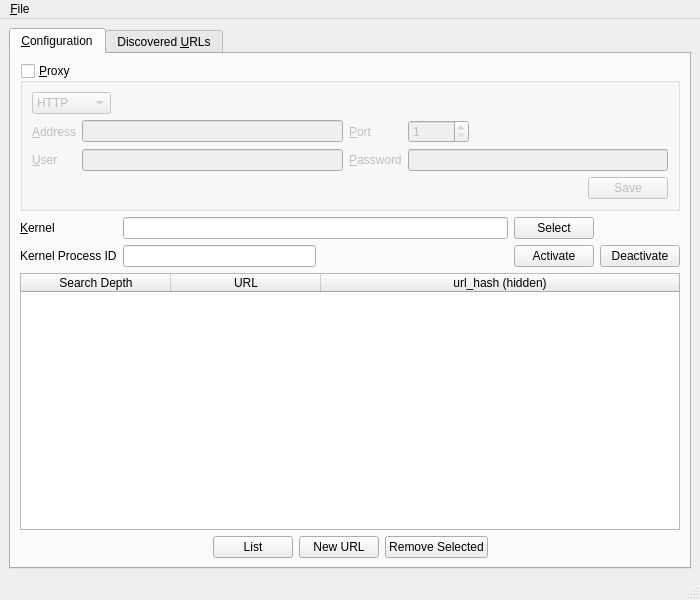
This is UI/pandemonium.ui in nurfalie/pandamonium as Qt 5 draws it before an edit. The edited form follows.
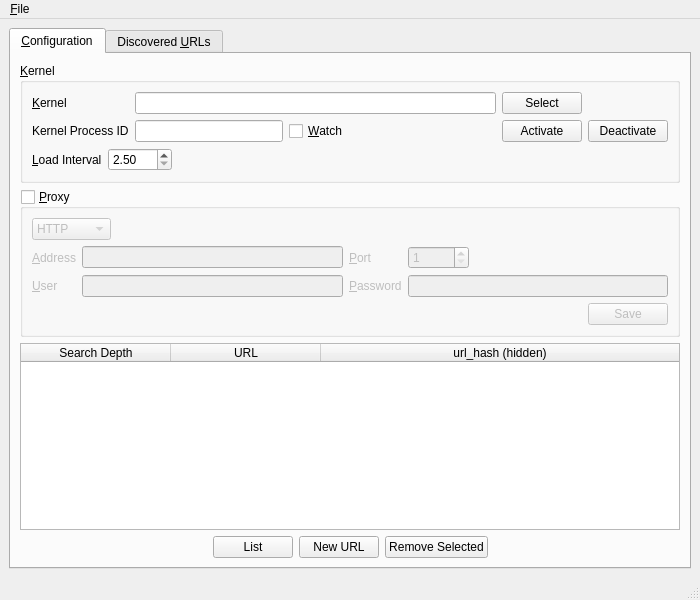
This is the edited form.

Diff of the .ui file:
```diff
--- a/UI/pandemonium.ui
+++ b/UI/pandemonium.ui
@@ -25,6 +25,131 @@
         <string>&amp;Configuration</string>
        </attribute>
        <layout class="QVBoxLayout" name="verticalLayout_2">
+        <item>
+         <widget class="QGroupBox" name="groupBox">
+          <property name="title">
+           <string>&amp;Kernel</string>
+          </property>
+          <layout class="QVBoxLayout" name="verticalLayout_5">
+           <item>
+            <layout class="QGridLayout" name="gridLayout_2">
+             <item row="0" column="0">
+              <widget class="QLabel" name="label_5">
+               <property name="text">
+                <string>&amp;Kernel</string>
+               </property>
+               <property name="buddy">
+                <cstring>kernel_path</cstring>
+               </property>
+              </widget>
+             </item>
+             <item row="0" column="1">
+              <widget class="QLineEdit" name="kernel_path"/>
+             </item>
+             <item row="0" column="2">
+              <widget class="QPushButton" name="select_kernel_path">
+               <property name="text">
+                <string>Select</string>
+               </property>
+              </widget>
+             </item>
+             <item row="1" column="0">
+              <widget class="QLabel" name="label_6">
+               <property name="text">
+                <string>Kernel Process ID</string>
+               </property>
+              </widget>
+             </item>
+             <item row="1" column="2">
+              <widget class="QPushButton" name="activate_kernel">
+               <property name="text">
+                <string>Activate</string>
+               </property>
+              </widget>
+             </item>
+             <item row="1" column="3">
+              <widget class="QPushButton" name="deactivate_kernel">
+               <property name="text">
+                <string>Deactivate</string>
+               </property>
+              </widget>
+             </item>
+             <item row="1" column="1">
+              <layout class="QHBoxLayout" name="horizontalLayout_3">
+               <item>
+                <widget class="QLineEdit" name="kernel_pid">
+                 <property name="readOnly">
+                  <bool>true</bool>
+                 </property>
+                </widget>
+               </item>
+               <item>
+                <widget class="QCheckBox" name="watch_kernel">
+                 <property name="toolTip">
+                  <string>Restart the kernel if it has aborted.</string>
+                 </property>
+                 <property name="text">
+                  <string>&amp;Watch</string>
+                 </property>
+                </widget>
+               </item>
+               <item>
+                <spacer name="horizontalSpacer_3">
+                 <property name="orientation">
+                  <enum>Qt::Horizontal</enum>
+                 </property>
+                 <property name="sizeHint" stdset="0">
+                  <size>
+                   <width>40</width>
+                   <height>20</height>
+                  </size>
+                 </property>
+                </spacer>
+               </item>
+              </layout>
+             </item>
+            </layout>
+           </item>
+           <item>
+            <layout class="QHBoxLayout" name="horizontalLayout_9">
+             <item>
+              <widget class="QLabel" name="label_7">
+               <property name="text">
+                <string>&amp;Load Interval</string>
+               </property>
+               <property name="buddy">
+                <cstring>load_interval</cstring>
+               </property>
+              </widget>
+             </item>
+             <item>
+              <widget class="QDoubleSpinBox" name="load_interval">
+               <property name="minimum">
+                <double>2.500000000000000</double>
+               </property>
+               <property name="maximum">
+                <double>100.000000000000000</double>
+               </property>
+              </widget>
+             </item>
+             <item>
+              <spacer name="horizontalSpacer_11">
+               <property name="orientation">
+                <enum>Qt::Horizontal</enum>
+               </property>
+               <property name="sizeHint" stdset="0">
+                <size>
+                 <width>40</width>
+                 <height>20</height>
+                </size>
+               </property>
+              </spacer>
+             </item>
+            </layout>
+           </item>
+          </layout>
+         </widget>
+        </item>
         <item>
          <widget class="QGroupBox" name="proxy_information">
           <property name="title">
@@ -182,75 +307,6 @@
           </layout>
          </widget>
         </item>
-        <item>
-         <layout class="QGridLayout" name="gridLayout_2">
-          <item row="0" column="0">
-           <widget class="QLabel" name="label_5">
-            <property name="text">
-             <string>&amp;Kernel</string>
-            </property>
-            <property name="buddy">
-             <cstring>kernel_path</cstring>
-            </property>
-           </widget>
-          </item>
-          <item row="0" column="1">
-           <widget class="QLineEdit" name="kernel_path"/>
-          </item>
-          <item row="0" column="2">
-           <widget class="QPushButton" name="select_kernel_path">
-            <property name="text">
-             <string>Select</string>
-            </property>
-           </widget>
-          </item>
-          <item row="1" column="0">
-           <widget class="QLabel" name="label_6">
-            <property name="text">
-             <string>Kernel Process ID</string>
-            </property>
-           </widget>
-          </item>
-          <item row="1" column="2">
-           <widget class="QPushButton" name="activate_kernel">
-            <property name="text">
-             <string>Activate</string>
-            </property>
-           </widget>
-          </item>
-          <item row="1" column="3">
-           <widget class="QPushButton" name="deactivate_kernel">
-            <property name="text">
-             <string>Deactivate</string>
-            </property>
-           </widget>
-          </item>
-          <item row="1" column="1">
-           <layout class="QHBoxLayout" name="horizontalLayout_3">
-            <item>
-             <widget class="QLineEdit" name="kernel_pid">
-              <property name="readOnly">
-               <bool>true</bool>
-              </property>
-             </widget>
-            </item>
-            <item>
-             <spacer name="horizontalSpacer_3">
-              <property name="orientation">
-               <enum>Qt::Horizontal</enum>
-              </property>
-              <property name="sizeHint" stdset="0">
-               <size>
-                <width>40</width>
-                <height>20</height>
-               </size>
-              </property>
-             </spacer>
-            </item>
-           </layout>
-          </item>
-         </layout>
-        </item>
         <item>
          <widget class="QTableWidget" name="search_urls">
           <property name="selectionBehavior">
```
Left out of the diff: 12 changed lines with no effect on the pictures.
